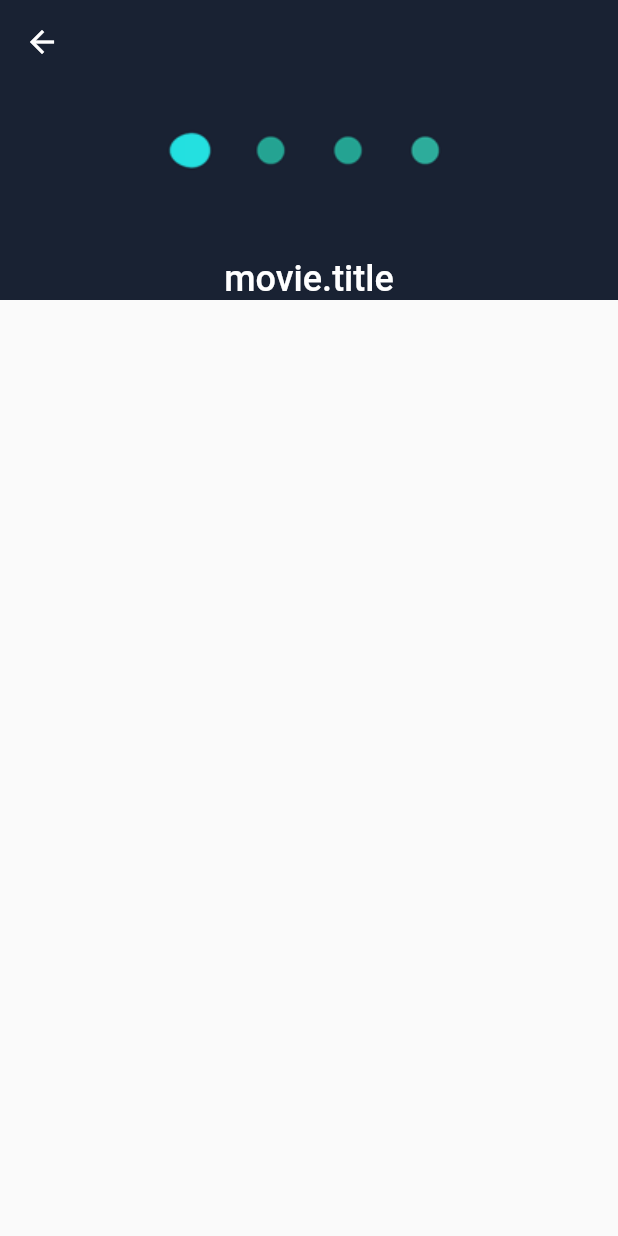
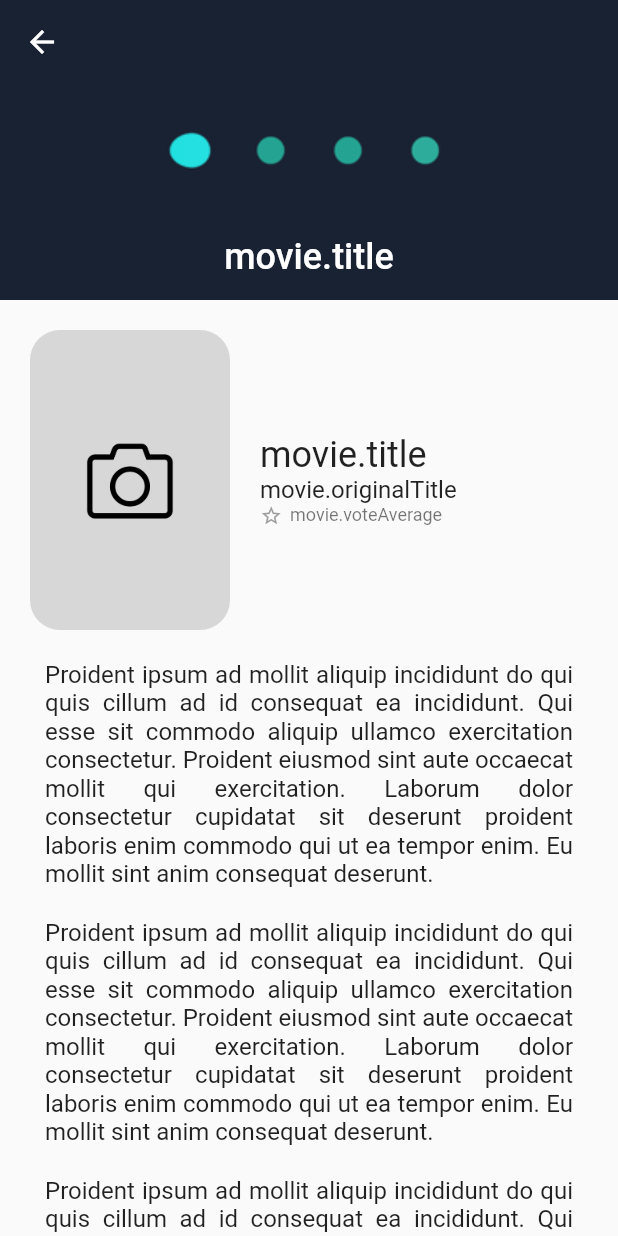
Before and after one commit to JoelGRod/Flutter-Base_App, a Flutter app: the DetailsScreen screen opened by its route, on a phone screen of 412 x 824 dp. Run offline on Flutter 3.47's test engine with Material 2 defaults, Android fonts, the phone set to English and light mode, and no system bars; our stand-ins replace card_swiper.

Commit message:
details screen and extra custom widgets

```diff
--- a/lib/movies/screens/details_screen.dart
+++ b/lib/movies/screens/details_screen.dart
@@ -1,6 +1,6 @@
 import 'package:flutter/material.dart';
 
-import 'package:movies_app/shared/themes/themes.dart';
+import 'package:movies_app/movies/widgets/widgets.dart';
 
 class DetailsScreen extends StatelessWidget {
 
@@ -13,10 +13,20 @@ class DetailsScreen extends StatelessWidget {
     ModalRoute.of(context)?.settings.arguments.toString()
     ?? 'No Movie';
 
-    return const Scaffold(
+    return Scaffold(
       body: CustomScrollView(
         slivers: [
-          _CustomAppBar()
+          const _CustomAppBar(),
+          SliverList(
+            delegate: SliverChildListDelegate([
+              const _MoviePosterAndTitle(),
+              const _MovieOverview(),
+              const _MovieOverview(),
+              const _MovieOverview(),
+              const CastingCards()
+
+            ])
+          )
         ],
       )
     );
@@ -24,6 +34,7 @@ class DetailsScreen extends StatelessWidget {
 }
 
 class _CustomAppBar extends StatelessWidget {
+
   const _CustomAppBar({Key? key}) : super(key: key);
 
   @override
@@ -39,6 +50,7 @@ class _CustomAppBar extends StatelessWidget {
           width: double.infinity,
           alignment: Alignment.bottomCenter,
           color: Colors.black12,
+          padding: const EdgeInsets.only(bottom: 10),
           child: const Text(
             'movie.title',
             style: TextStyle(fontSize: 16),
@@ -56,3 +68,75 @@ class _CustomAppBar extends StatelessWidget {
     );
   }
 }
+
+class _MoviePosterAndTitle extends StatelessWidget {
+  const _MoviePosterAndTitle({ Key? key }) : super(key: key);
+
+  @override
+  Widget build(BuildContext context) {
+    final TextTheme textTheme = Theme.of(context).textTheme;
+
+    return Container(
+      margin: const EdgeInsets.only(top: 20, bottom: 10),
+      padding: const EdgeInsets.symmetric(horizontal: 20),
+      // color: Colors.red,
+      child: Row(
+        children: [
+          ClipRRect(
+            borderRadius: BorderRadius.circular(20),
+            child: const FadeInImage(
+              placeholder: AssetImage("assets/imgs/no-image.jpg"),
+              image: AssetImage("assets/imgs/no-image.jpg"),
+              height: 200,
+            ),
+          ),
+          const SizedBox(width: 20),
+          Column(
+            crossAxisAlignment: CrossAxisAlignment.start,
+            children: [
+              Text(
+                'movie.title',
+                style: textTheme.headline5,
+                overflow: TextOverflow.ellipsis,
+                maxLines: 2
+              ),
+              Text(
+                'movie.originalTitle',
+                style: textTheme.subtitle1,
+                overflow: TextOverflow.ellipsis,
+                maxLines: 2
+              ),
+              Row(
+                children: [
+                  const Icon(
+                    Icons.star_border_outlined,
+                    size: 15,
+                    color: Colors.grey,),
+                  const SizedBox(width: 5),
+                  Text("movie.voteAverage", style: textTheme.caption)
+                ],
+              )
+            ],
+          )
+        ],
+      ),
+    );
+  }
+}
+
+class _MovieOverview extends StatelessWidget {
+  const _MovieOverview({Key? key}) : super(key: key);
+
+  @override
+  Widget build(BuildContext context) {
+    return Container(
+      padding: const EdgeInsets.symmetric(horizontal: 30, vertical: 10),
+      // color: Colors.red,
+      child: Text(
+        "Proident ipsum ad mollit aliquip incididunt do qui quis cillum ad id consequat ea incididunt. Qui esse sit commodo aliquip ullamco exercitation consectetur. Proident eiusmod sint aute occaecat mollit qui exercitation. Laborum dolor consectetur cupidatat sit deserunt proident laboris enim commodo qui ut ea tempor enim. Eu mollit sint anim consequat deserunt.",
+        textAlign: TextAlign.justify,
+        style: Theme.of(context).textTheme.subtitle1
+      ),
+    );
+  }
+}
--- a/lib/movies/widgets/widgets.dart
+++ b/lib/movies/widgets/widgets.dart
@@ -1,2 +1,3 @@
 export 'package:movies_app/movies/widgets/card_swiper.dart';
+export 'package:movies_app/movies/widgets/casting_cards.dart';
 export 'package:movies_app/movies/widgets/movie_slider.dart';
```
Also changed, not shown: lib/movies/widgets/casting_cards.dart (added, +55 -0 lines).
